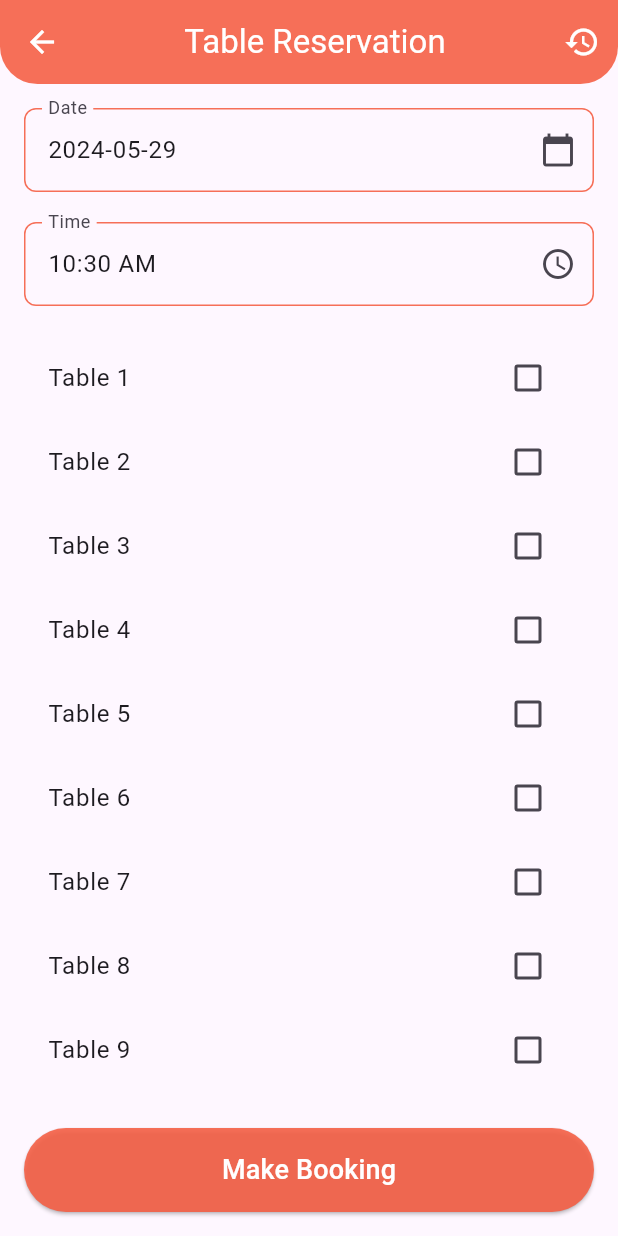
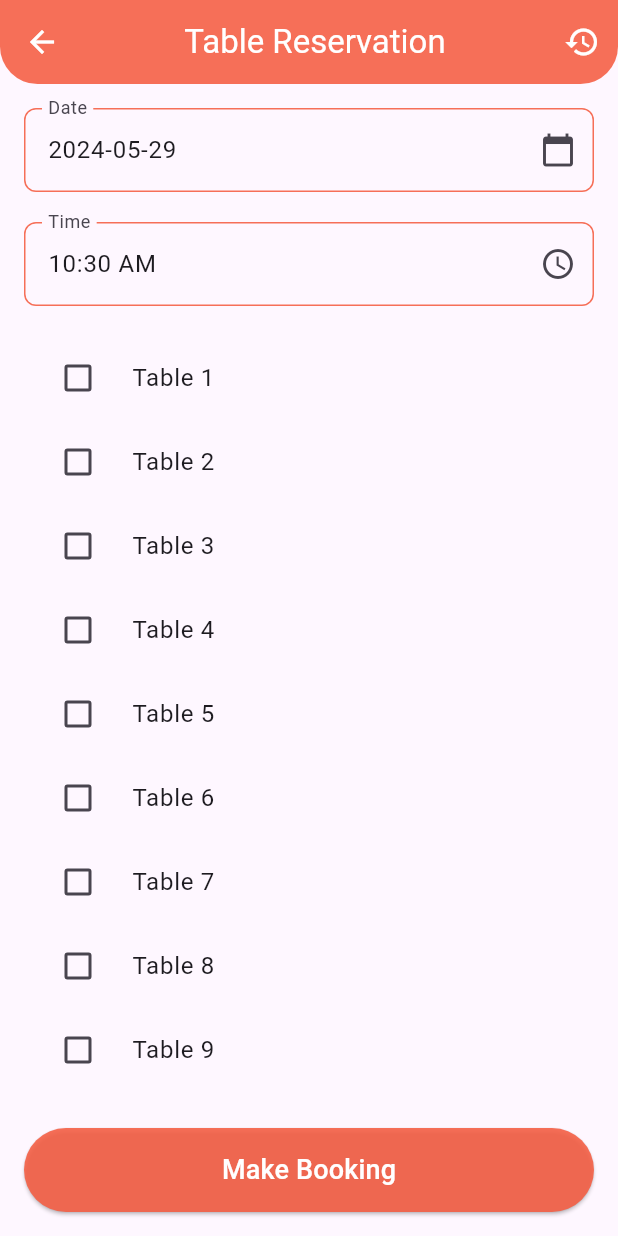
Before and after one commit to FAMISTIC/fyp_food_ordering_app, a Flutter app: the TableReservationPage screen opened directly with empty values, on a phone screen of 412 x 824 dp. Run offline on Flutter 3.47's test engine with Material 3 defaults, Android fonts, the light colour scheme and no system bars; our stand-ins replace awesome_notifications, cloud_firestore, firebase_auth, firebase_core, firebase_messaging, firebase_storage and 2 more; missing offline and left inert: app_settings, firebase_app_check; accounts and stored records are empty.

Commit message:
fix table reservation

```diff
--- a/food_app1/lib/pages/table_reservation_page.dart
+++ b/food_app1/lib/pages/table_reservation_page.dart
@@ -1,12 +1,9 @@
-// ignore_for_file: library_private_types_in_public_api
-
 import 'package:flutter/material.dart';
 import 'package:cloud_firestore/cloud_firestore.dart';
 import 'package:food_app1/models/user_model.dart';
 import 'package:food_app1/controllers/firebase_auth_service.dart';
 import 'package:food_app1/pages/reservation_history_page.dart';
 import 'package:intl/intl.dart';
-
 
 class TableReservationPage extends StatefulWidget {
   final AppUser user;
@@ -19,24 +16,27 @@ class TableReservationPage extends StatefulWidget {
 
 class _TableReservationPageState extends State<TableReservationPage> {
   DateTime _selectedDate = DateTime.now();
-  TimeOfDay _selectedTime =  TimeOfDay.now();
-
-  late TextEditingController _dateController;
-  late TextEditingController _timeController;
+  TimeOfDay _selectedTime = TimeOfDay.now();
 
   final _formKey = GlobalKey<FormState>();
-  List<bool> _selectedTables = List.generate(10, (index) => false);
-  final DateFormat _dateFormat = DateFormat('dd MM yyyy');
+  final DateFormat _dateFormat = DateFormat('yyyy-MM-dd');
+
+  // Add a list to store the selected tables
+  final List<String> _selectedTables = [];
+
+  List<String> _userReservations = [];
 
   @override
   void initState() {
     super.initState();
     _fetchUserDetails();
-
   }
 
   @override
   Widget build(BuildContext context) {
+    List<int> availableTables = List.generate(10, (index) => index + 1)
+      ..removeWhere((table) => _userReservations.contains('Table $table'));
+
     return Scaffold(
       resizeToAvoidBottomInset: false,
       appBar: AppBar(
@@ -79,29 +79,27 @@ class _TableReservationPageState extends State<TableReservationPage> {
                   labelText: 'Date',
                   suffixIcon: const Icon(Icons.calendar_today),
                   border: OutlineInputBorder(
-                    borderRadius: BorderRadius.circular(8), // For rounded corners
+                    borderRadius: BorderRadius.circular(8),
                     borderSide: const BorderSide(
-                      color: Color.fromARGB(225, 245, 93, 66), // Default border color
-                      width: 1, // Border width
+                      color: Color.fromARGB(225, 245, 93, 66),
+                      width: 1,
                     ),
                   ),
                   enabledBorder: OutlineInputBorder(
                     borderRadius: BorderRadius.circular(8),
                     borderSide: const BorderSide(
-                      color: Color.fromARGB(225, 245, 93, 66), // Border color when the field is not focused
+                      color: Color.fromARGB(225, 245, 93, 66),
                     ),
                   ),
                   focusedBorder: OutlineInputBorder(
                     borderRadius: BorderRadius.circular(8),
                     borderSide: const BorderSide(
-                      color: Color.fromARGB(224, 234, 47, 13), // Border color when the field is focused
-                      width: 2, // Border width when focused
+                      color: Color.fromARGB(224, 234, 47, 13),
+                      width: 2,
                     ),
                   ),
                 ),
-                controller: TextEditingController(
-                text: DateFormat('yyyy-MM-dd').format(_selectedDate),
-              ),
+                controller: TextEditingController(text: _dateFormat.format(_selectedDate)),
               ),
               const SizedBox(height: 20),
               TextFormField(
@@ -111,44 +109,46 @@ class _TableReservationPageState extends State<TableReservationPage> {
                   labelText: 'Time',
                   suffixIcon: const Icon(Icons.access_time),
                   border: OutlineInputBorder(
-                    borderRadius: BorderRadius.circular(8), // For rounded corners
+                    borderRadius: BorderRadius.circular(8),
                     borderSide: const BorderSide(
-                      color: Color.fromARGB(225, 245, 93, 66), // Default border color
-                      width: 1, // Border width
+                      color: Color.fromARGB(225, 245, 93, 66),
+                      width: 1,
                     ),
                   ),
                   enabledBorder: OutlineInputBorder(
                     borderRadius: BorderRadius.circular(8),
                     borderSide: const BorderSide(
-                      color: Color.fromARGB(225, 245, 93, 66), // Border color when the field is not focused
+                      color: Color.fromARGB(225, 245, 93, 66),
                     ),
                   ),
                   focusedBorder: OutlineInputBorder(
                     borderRadius: BorderRadius.circular(8),
                     borderSide: const BorderSide(
-                      color: Color.fromARGB(224, 234, 47, 13), // Border color when the field is focused
-                      width: 2, // Border width when focused
+                      color: Color.fromARGB(224, 234, 47, 13),
+                      width: 2,
                     ),
                   ),
                 ),
-                controller: TextEditingController(
-                text: _selectedTime.format(context),
-              ),
+                controller: TextEditingController(text: _selectedTime.format(context)),
               ),
               const SizedBox(height: 20),
               Expanded(
                 child: ListView.builder(
-                  shrinkWrap: true,
-                  itemCount: _selectedTables.length,
+                  itemCount: availableTables.length,
                   itemBuilder: (context, index) {
                     return CheckboxListTile(
-                      title: Text('Table ${index + 1}'),
-                      value: _selectedTables[index],
-                      onChanged: (bool? value) {
+                      title: Text('Table ${availableTables[index]}'),
+                      value: _selectedTables.contains('Table ${availableTables[index]}'),
+                      onChanged: (value) {
                         setState(() {
-                          _selectedTables[index] = value ?? false;
+                          if (value!) {
+                            _selectedTables.add('Table ${availableTables[index]}');
+                          } else {
+                            _selectedTables.remove('Table ${availableTables[index]}');
+                          }
                         });
                       },
+                      controlAffinity: ListTileControlAffinity.leading,
                     );
                   },
                 ),
@@ -184,7 +184,22 @@ class _TableReservationPageState extends State<TableReservationPage> {
         await FirebaseAuthService().getUserDetails(widget.user.uid);
 
     if (userDetails != null) {
-      setState(() {});
+      // Clear previous reservations to avoid duplication
+      _userReservations.clear();
+
+      // Retrieve the user's reservations
+      FirebaseFirestore.instance
+          .collection('users')
+          .doc(widget.user.uid)
+          .collection('table_reservation')
+          .get()
+          .then((querySnapshot) {
+        setState(() {
+          querySnapshot.docs.forEach((doc) {
+            _userReservations.addAll(List<String>.from(doc['tables']));
+          });
+        });
+      });
     } else {
       print("Error fetching user details.");
     }
@@ -216,43 +231,41 @@ class _TableReservationPageState extends State<TableReservationPage> {
     }
   }
 
-  void _submitReservation() {
+  void _submitReservation() async {
     if (_formKey.currentState!.validate()) {
-      // Handle reservation logic here
-      String userId = widget.user.uid;
-      List<int> selectedTables = [];
-      for (int i = 0; i < _selectedTables.length; i++) {
-        if (_selectedTables[i]) {
-          selectedTables.add(i + 1);
-        }
-      }
-
-      if (selectedTables.isEmpty) {
+      if (_selectedTables.isEmpty) {
         ScaffoldMessenger.of(context).showSnackBar(
-          const SnackBar(content: Text('Please select at least one table')),
+          const SnackBar(content: Text('Please select a table')),
         );
         return;
       }
 
-      // Create a reference to the 'table_reservation' collection
+      String userId = widget.user.uid;
+
       CollectionReference tableReservationCollection = FirebaseFirestore.instance
           .collection('users')
           .doc(userId)
           .collection('table_reservation');
 
-      // Add a new document with a generated ID
+      // Lock selected tables
       tableReservationCollection.add({
-        'Date': Timestamp.fromDate(_selectedDate),
+        'Date': _dateFormat.format(_selectedDate),
         'Time': _selectedTime.format(context),
-        'Tables': selectedTables,
-        'status': 'pending', // Set initial status
+        'status': 'pending',
+        'tables': _selectedTables, // Add the selected tables to the reservation data
       }).then((value) {
-        // Reservation successful
+        // Refresh user details and UI after successful reservation
+        _fetchUserDetails();
+
         ScaffoldMessenger.of(context).showSnackBar(
           const SnackBar(content: Text('Reservation successful')),
         );
+
+        // Clear selected tables
+        setState(() {
+          _selectedTables.clear();
+        });
       }).catchError((error) {
-        // Error handling
         ScaffoldMessenger.of(context).showSnackBar(
           SnackBar(content: Text('Failed to make reservation: $error')),
         );
```
Also changed, not shown: food_app1/lib/pages/reservation_history_page.dart (+14 -15 lines).
